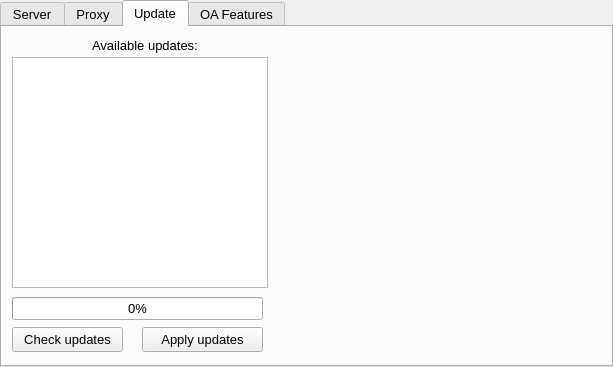
Old version of the form orionlauncherwindow.ui in the repository Hotride/OrionLauncher.
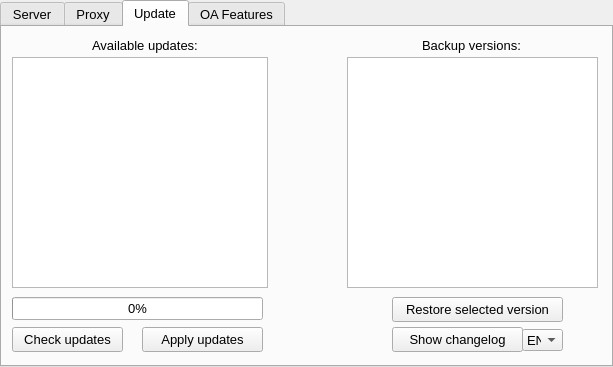
New version of the form.

What changed in the file:
```diff
--- a/orionlauncherwindow.ui
+++ b/orionlauncherwindow.ui
@@ -797,6 +797,75 @@
          <number>0</number>
         </property>
        </widget>
+       <widget class="QLabel" name="label_17">
+        <property name="geometry">
+         <rect>
+          <x>420</x>
+          <y>10</y>
+          <width>101</width>
+          <height>16</height>
+         </rect>
+        </property>
+        <property name="text">
+         <string>Backup versions:</string>
+        </property>
+       </widget>
+       <widget class="QListWidget" name="lw_Backups">
+        <property name="geometry">
+         <rect>
+          <x>345</x>
+          <y>30</y>
+          <width>251</width>
+          <height>231</height>
+         </rect>
+        </property>
+       </widget>
+       <widget class="QPushButton" name="pb_RestoreSelectedVersion">
+        <property name="geometry">
+         <rect>
+          <x>390</x>
+          <y>270</y>
+          <width>171</width>
+          <height>25</height>
+         </rect>
+        </property>
+        <property name="text">
+         <string>Restore selected version</string>
+        </property>
+       </widget>
+       <widget class="QPushButton" name="pb_ShowChangelog">
+        <property name="geometry">
+         <rect>
+          <x>390</x>
+          <y>300</y>
+          <width>131</width>
+          <height>25</height>
+         </rect>
+        </property>
+        <property name="text">
+         <string>Show changelog</string>
+        </property>
+       </widget>
+       <widget class="QComboBox" name="cb_ChangelogLangiage">
+        <property name="geometry">
+         <rect>
+          <x>520</x>
+          <y>302</y>
+          <width>41</width>
+          <height>22</height>
+         </rect>
+        </property>
+        <item>
+         <property name="text">
+          <string>EN</string>
+         </property>
+        </item>
+        <item>
+         <property name="text">
+          <string>RU</string>
+         </property>
+        </item>
+       </widget>
       </widget>
       <widget class="QWidget" name="tb_OAFeatures">
        <attribute name="title">
```
